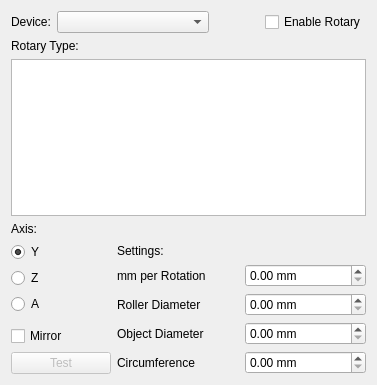
Qt form src/windows/rotary_setup.ui (flux3dp/swiftray) before a commit.
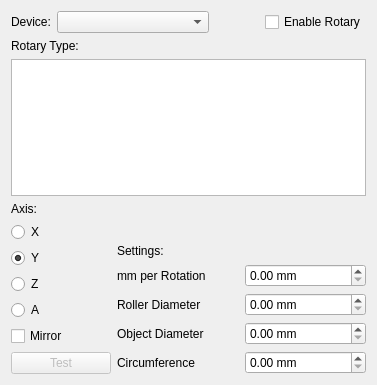
The same form after that commit.

Commit message: Add X axis to rotary

What changed in the file:
```diff
--- a/src/windows/rotary_setup.ui
+++ b/src/windows/rotary_setup.ui
@@ -81,6 +81,13 @@
          </property>
         </widget>
        </item>
+       <item>
+        <widget class="QRadioButton" name="XRadioButton">
+         <property name="text">
+          <string>X</string>
+         </property>
+        </widget>
+       </item>
        <item>
         <widget class="QRadioButton" name="YRadioButton">
          <property name="text">
```
The commit also changes 2 other files.
